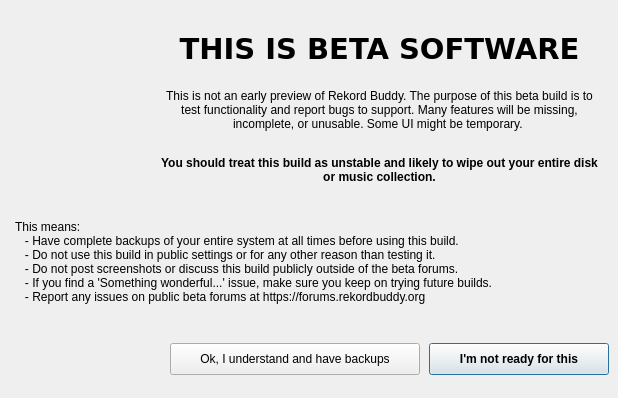
Old version of the form UI/UiMainWindow/Objects/BetaSoftwareWarning.ui in the repository prk0ghy/RekordBuddy.
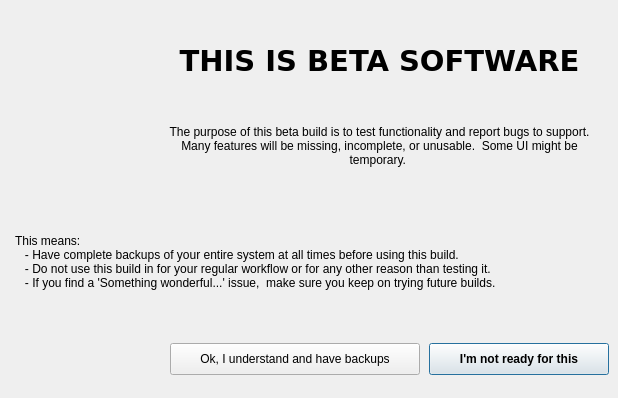
New version of the form. Icons and pictures are not drawn.

Commit message:
Tweaked some UI components to remove outdated stuff.
Fixed some URLs, remved references to websites that no longer exists, tweaked the about window and improved some messages to make them more in line with the open source builds.

What changed in the file:
```diff
--- a/UI/UiMainWindow/Objects/BetaSoftwareWarning.ui
+++ b/UI/UiMainWindow/Objects/BetaSoftwareWarning.ui
@@ -118,7 +118,7 @@
       </widget>
      </item>
      <item>
-      <layout class="QVBoxLayout" name="betaPreviewUnstableVertical" stretch="1,1,1">
+      <layout class="QVBoxLayout" name="betaPreviewUnstableVertical" stretch="1,1,0">
        <property name="spacing">
         <number>9</number>
        </property>
@@ -161,7 +161,7 @@
        <item>
         <widget class="QLabel" name="earlyPreview">
          <property name="text">
-          <string>This is not an early preview of Rekord Buddy. The purpose of this beta build is to test functionality and report bugs to support. Many features will be missing, incomplete, or unusable. Some UI might be temporary. </string>
+          <string>The purpose of this beta build is to test functionality and report bugs to support. Many features will be missing, incomplete, or unusable.  Some UI might be temporary. </string>
          </property>
          <property name="alignment">
           <set>Qt::AlignCenter</set>
@@ -175,23 +175,20 @@
         </widget>
        </item>
        <item>
-        <widget class="QLabel" name="treatUnstable">
-         <property name="font">
-          <font>
-           <weight>75</weight>
-           <bold>true</bold>
-          </font>
+        <spacer name="verticalSpacer">
+         <property name="orientation">
+          <enum>Qt::Vertical</enum>
          </property>
-         <property name="text">
-          <string>You should treat this build as unstable and likely to wipe out your entire disk or music collection.</string>
+         <property name="sizeType">
+          <enum>QSizePolicy::Fixed</enum>
          </property>
-         <property name="alignment">
-          <set>Qt::AlignCenter</set>
+         <property name="sizeHint" stdset="0">
+          <size>
+           <width>5</width>
+           <height>13</height>
+          </size>
          </property>
-         <property name="wordWrap">
-          <bool>true</bool>
-         </property>
-        </widget>
+        </spacer>
        </item>
       </layout>
      </item>
@@ -221,13 +218,12 @@
       </size>
      </property>
      <property name="text">
-      <string>This means:
+      <string>
+This means:
    - Have complete backups of your entire system at all times before using this build.
-   - Do not use this build in public settings or for any other reason than testing it.
-   - Do not post screenshots or discuss this build publicly outside of the beta forums.
-   - If you find a 'Something wonderful...' issue, make sure you keep on trying future builds.
-   - Report any issues on public beta forums at https://forums.rekordbuddy.org
-</string>
+   - Do not use this build in for your regular workflow or for any other reason than testing it.
+   - If you find a 'Something wonderful...' issue,  make sure you keep on trying future builds.
+   </string>
      </property>
      <property name="textFormat">
       <enum>Qt::PlainText</enum>
```
The commit also changes 6 other files.
